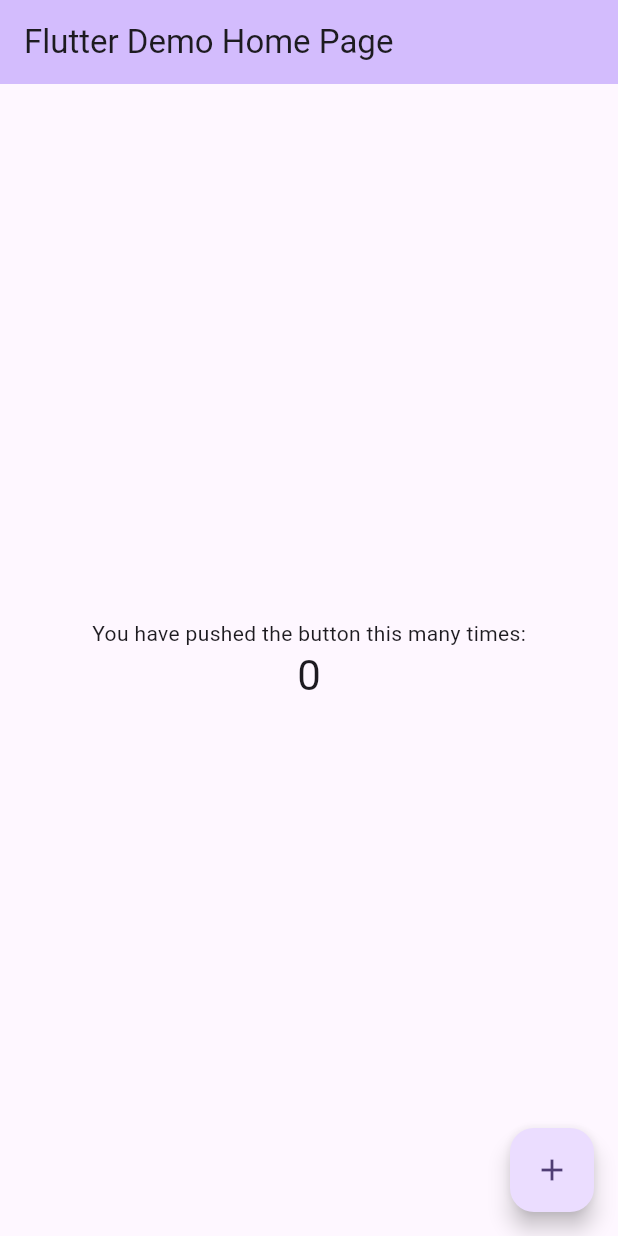
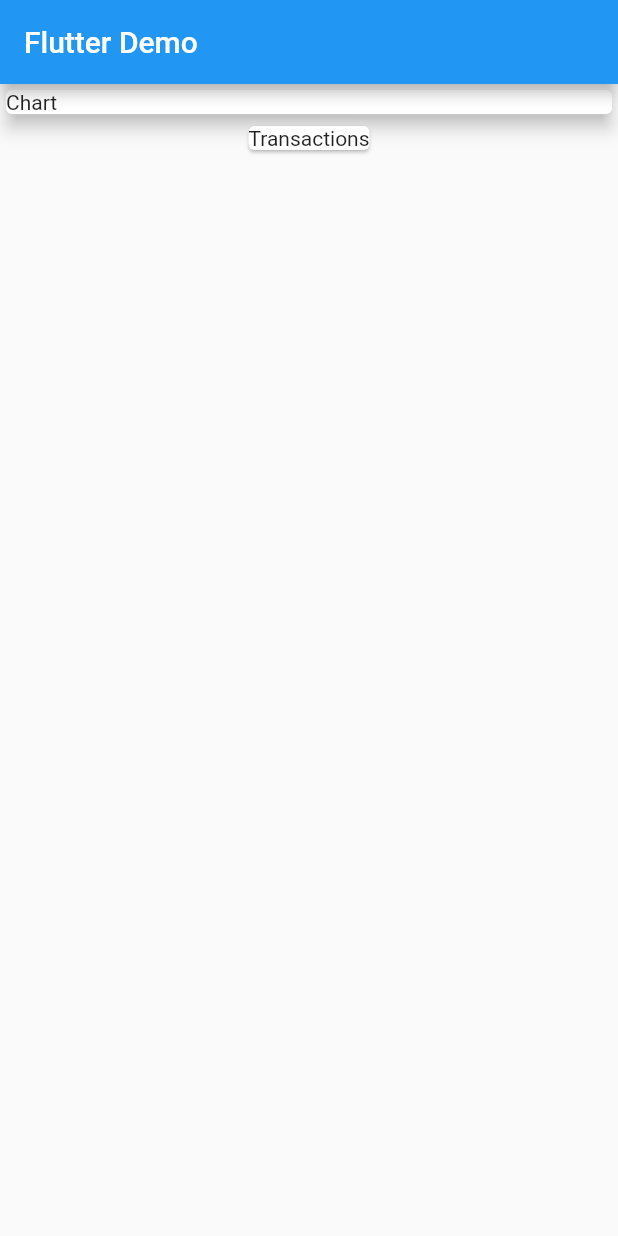
Before and after one commit to bra-alex/Flutter, a Flutter app: the screen it shows after launch, on a phone screen of 412 x 824 dp. Run offline on Flutter 3.47's test engine with Material 2 defaults, Android fonts, the phone set to English and light mode, and no system bars; our stand-ins replace audioplayers.

Commit message:
Add transaction model

```diff
--- a/academind/personal_expenses/lib/main.dart
+++ b/academind/personal_expenses/lib/main.dart
@@ -1,4 +1,5 @@
 import 'package:flutter/material.dart';
+import 'package:personal_expenses/models/transaction.dart';
 
 void main() {
   runApp(const MyApp());
@@ -12,113 +13,50 @@ class MyApp extends StatelessWidget {
   Widget build(BuildContext context) {
     return MaterialApp(
       title: 'Flutter Demo',
-      theme: ThemeData(
-        // This is the theme of your application.
-        //
-        // TRY THIS: Try running your application with "flutter run". You'll see
-        // the application has a blue toolbar. Then, without quitting the app,
-        // try changing the seedColor in the colorScheme below to Colors.green
-        // and then invoke "hot reload" (save your changes or press the "hot
-        // reload" button in a Flutter-supported IDE, or press "r" if you used
-        // the command line to start the app).
-        //
-        // Notice that the counter didn't reset back to zero; the application
-        // state is not lost during the reload. To reset the state, use hot
-        // restart instead.
-        //
-        // This works for code too, not just values: Most code changes can be
-        // tested with just a hot reload.
-        colorScheme: ColorScheme.fromSeed(seedColor: Colors.deepPurple),
-        useMaterial3: true,
-      ),
-      home: const MyHomePage(title: 'Flutter Demo Home Page'),
+      home: MyHomePage(),
     );
   }
 }
 
-class MyHomePage extends StatefulWidget {
-  const MyHomePage({super.key, required this.title});
+class MyHomePage extends StatelessWidget {
+  MyHomePage({super.key});
 
-  // This widget is the home page of your application. It is stateful, meaning
-  // that it has a State object (defined below) that contains fields that affect
-  // how it looks.
-
-  // This class is the configuration for the state. It holds the values (in this
-  // case the title) provided by the parent (in this case the App widget) and
-  // used by the build method of the State. Fields in a Widget subclass are
-  // always marked "final".
-
-  final String title;
-
-  @override
-  State<MyHomePage> createState() => _MyHomePageState();
-}
-
-class _MyHomePageState extends State<MyHomePage> {
-  int _counter = 0;
-
-  void _incrementCounter() {
-    setState(() {
-      // This call to setState tells the Flutter framework that something has
-      // changed in this State, which causes it to rerun the build method below
-      // so that the display can reflect the updated values. If we changed
-      // _counter without calling setState(), then the build method would not be
-      // called again, and so nothing would appear to happen.
-      _counter++;
-    });
-  }
+  final List<Transaction> transactions = [
+    Transaction(
+      id: 't1',
+      title: 'New Shoes',
+      amount: 69.99,
+      date: DateTime.now(),
+    ),
+    Transaction(
+      id: 't2',
+      title: 'Weekly Groceries',
+      amount: 16.53,
+      date: DateTime.now(),
+    ),
+  ];
 
   @override
   Widget build(BuildContext context) {
-    // This method is rerun every time setState is called, for instance as done
-    // by the _incrementCounter method above.
-    //
-    // The Flutter framework has been optimized to make rerunning build methods
-    // fast, so that you can just rebuild anything that needs updating rather
-    // than having to individually change instances of widgets.
     return Scaffold(
       appBar: AppBar(
-        // TRY THIS: Try changing the color here to a specific color (to
-        // Colors.amber, perhaps?) and trigger a hot reload to see the AppBar
-        // change color while the other colors stay the same.
-        backgroundColor: Theme.of(context).colorScheme.inversePrimary,
-        // Here we take the value from the MyHomePage object that was created by
-        // the App.build method, and use it to set our appbar title.
-        title: Text(widget.title),
+        title: const Text('Flutter Demo'),
       ),
-      body: Center(
-        // Center is a layout widget. It takes a single child and positions it
-        // in the middle of the parent.
+      body: const Center(
         child: Column(
-          // Column is also a layout widget. It takes a list of children and
-          // arranges them vertically. By default, it sizes itself to fit its
-          // children horizontally, and tries to be as tall as its parent.
-          //
-          // Column has various properties to control how it sizes itself and
-          // how it positions its children. Here we use mainAxisAlignment to
-          // center the children vertically; the main axis here is the vertical
-          // axis because Columns are vertical (the cross axis would be
-          // horizontal).
-          //
-          // TRY THIS: Invoke "debug painting" (choose the "Toggle Debug Paint"
-          // action in the IDE, or press "p" in the console), to see the
-          // wireframe for each widget.
-          mainAxisAlignment: MainAxisAlignment.center,
-          children: <Widget>[
-            const Text(
-              'You have pushed the button this many times:',
+          children: [
+            SizedBox(
+              width: double.infinity,
+              child: Card(
+                elevation: 5,
+                child: Text('Chart'),
+              ),
             ),
-            Text(
-              '$_counter',
-              style: Theme.of(context).textTheme.headlineMedium,
+            Card(
+              child: Text('Transactions'),
             ),
           ],
         ),
-      ),
-      floatingActionButton: FloatingActionButton(
-        onPressed: _incrementCounter,
-        tooltip: 'Increment',
-        child: const Icon(Icons.add),
       ), // This trailing comma makes auto-formatting nicer for build methods.
     );
   }
--- /dev/null
+++ b/academind/personal_expenses/lib/models/transaction.dart
@@ -0,0 +1,13 @@
+class Transaction {
+  final String id;
+  final String title;
+  final double amount;
+  final DateTime date;
+
+  Transaction({
+    required this.id,
+    required this.title,
+    required this.amount,
+    required this.date,
+  });
+}
```
Also changed, not shown: academind/personal_expenses/pubspec.lock, 2 other files.
